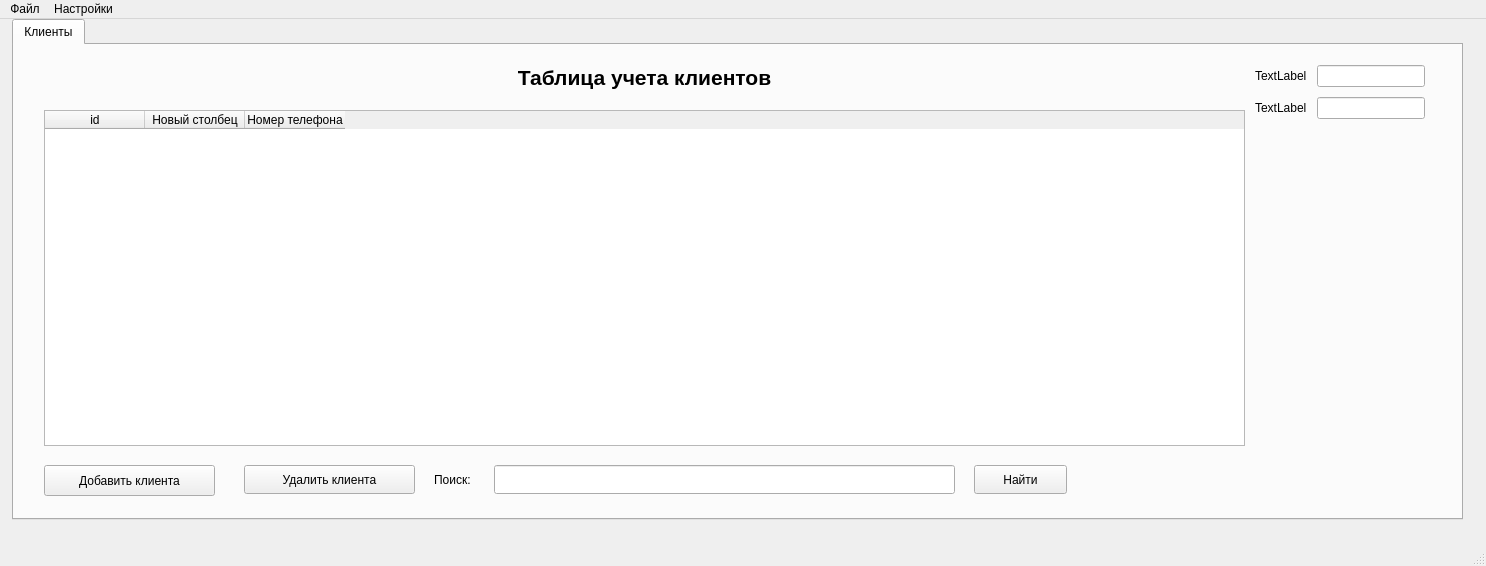
First picture: the form in mainwindow.ui, repository yurikses/ClientFlow, before the edit.
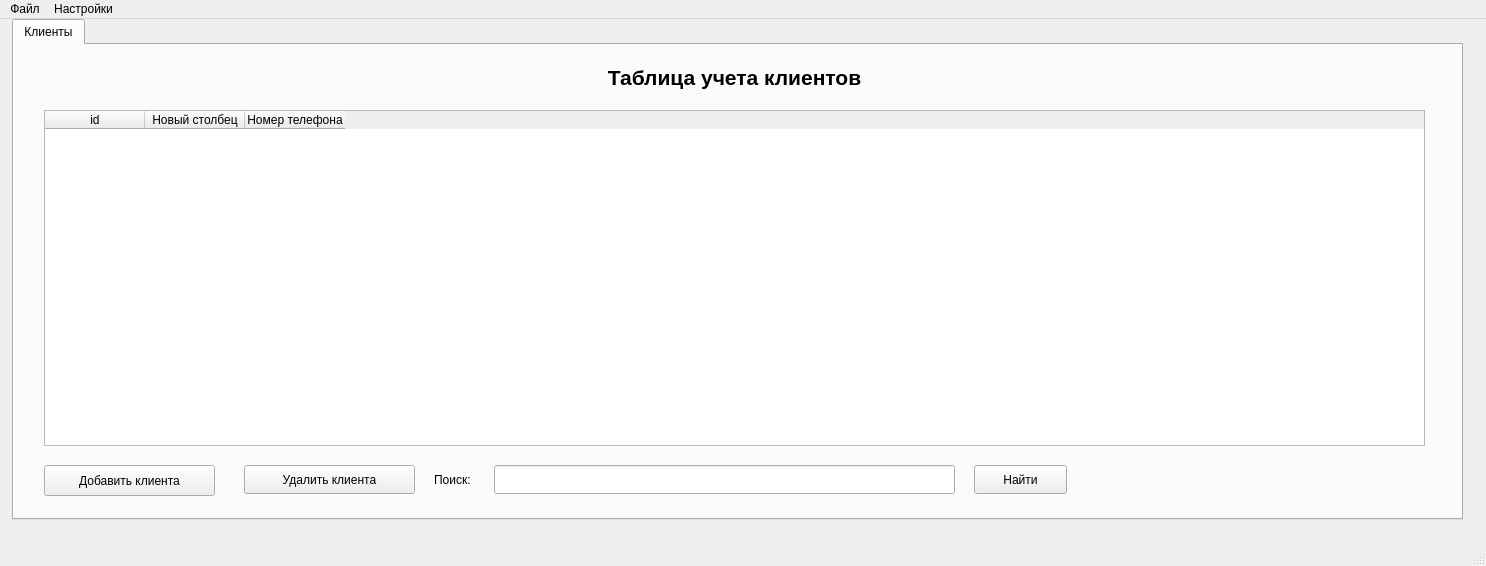
Second picture: the form after the edit. Icons and pictures are not drawn.

Patch:
```diff
--- a/mainwindow.ui
+++ b/mainwindow.ui
@@ -197,26 +197,6 @@
             <property name="rowWrapPolicy">
              <enum>QFormLayout::RowWrapPolicy::DontWrapRows</enum>
             </property>
-            <item row="0" column="0">
-             <widget class="QLabel" name="label">
-              <property name="text">
-               <string>TextLabel</string>
-              </property>
-             </widget>
-            </item>
-            <item row="0" column="1">
-             <widget class="QLineEdit" name="lineEdit"/>
-            </item>
-            <item row="1" column="0">
-             <widget class="QLabel" name="label_2">
-              <property name="text">
-               <string>TextLabel</string>
-              </property>
-             </widget>
-            </item>
-            <item row="1" column="1">
-             <widget class="QLineEdit" name="lineEdit_2"/>
-            </item>
            </layout>
           </item>
          </layout>
```
Left out of the diff: 16 changed lines with no effect on the pictures.
